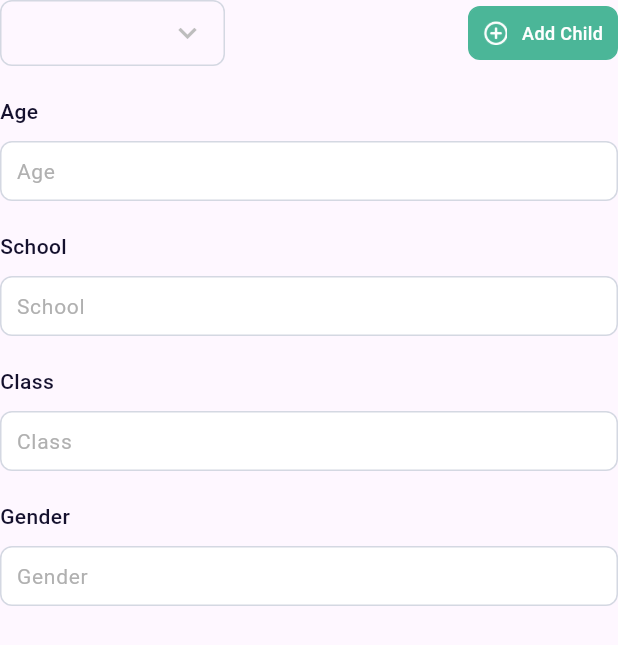
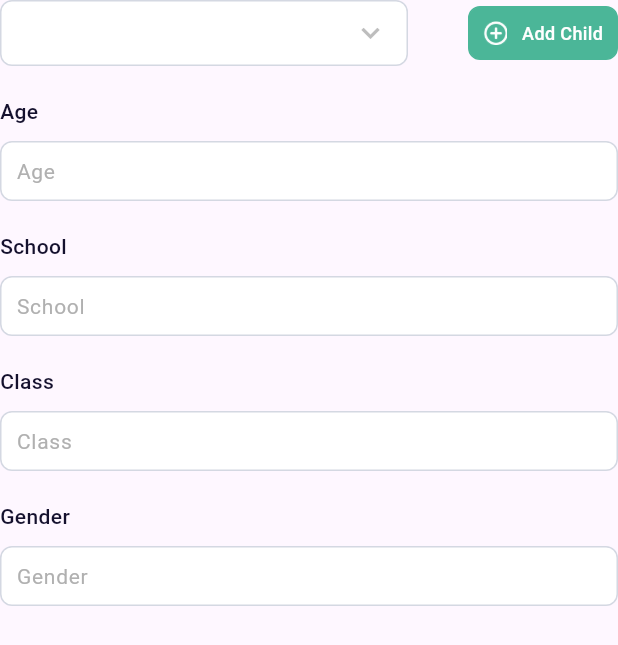
Before and after one commit to usamashoaib786/ustaad, a Flutter app: the ChildDetails widget shown alone on an empty page, opened directly with empty values, on a phone screen of 412 x 824 dp. Shown: the top 645 px of the screen. Run offline on Flutter 3.47's test engine with Material 3 defaults, Android fonts, the phone set to English and light mode, and no system bars; drawn by our look-alikes of dropdown_button2; our stand-ins replace country_picker, dio, file_picker, fl_chart, fluttertoast, geocoding and 7 more; missing offline and left inert: password_strength_indicator, phone_form_field; accounts and stored records are empty; network calls fail; Roboto replaces fonts that are missing (Montserrat).

Commit message:
Add Child in Parent Profile

```diff
--- a/lib/Screens/Chats/single_chat_tutor.dart
+++ b/lib/Screens/Chats/single_chat_tutor.dart
@@ -5,7 +5,7 @@ import 'package:ustaad/Helpers/app_theme.dart';
 import 'package:ustaad/Helpers/screen_size.dart';
 import 'package:ustaad/Screens/Chats/chat_modet.dart';
 
-class SingleTutorChatScreen extends StatelessWidget {
+class SingleChatScreen extends StatelessWidget {
   final List<ChatMessage> messages = [
     ChatMessage(text: "Hello! Jhon abraham", time: "09:25 AM", isMe: true),
     ChatMessage(text: "Hello ! Nazrul How are you?", time: "09:25 AM"),
@@ -15,7 +15,7 @@ class SingleTutorChatScreen extends StatelessWidget {
     ChatMessage(text: "", time: "09:25 AM", isMe: true, isVoice: true),
   ];
 
-  SingleTutorChatScreen({super.key});
+  SingleChatScreen({super.key});
 
   @override
   Widget build(BuildContext context) {
--- a/lib/Screens/Parents Screens/Parent Profile/child_detail.dart
+++ b/lib/Screens/Parents Screens/Parent Profile/child_detail.dart
@@ -1,3 +1,4 @@
+import 'package:dropdown_button2/dropdown_button2.dart';
 import 'package:flutter/material.dart';
 import 'package:provider/provider.dart';
 import 'package:ustaad/Helpers/app_button.dart';
@@ -24,10 +25,7 @@ class _ChildDetailsState extends State<ChildDetails> {
   @override
   void initState() {
     super.initState();
-    Future.microtask(() {
-      Provider.of<ParentProfileProvider>(context, listen: false)
-          .fetchChildren();
-    });
+
   }
 
   void populateFields(Child child) {
@@ -57,42 +55,58 @@ class _ChildDetailsState extends State<ChildDetails> {
           Row(
             mainAxisAlignment: MainAxisAlignment.spaceBetween,
             children: [
-              Container(
-                width: 150,
+              Expanded(
+                child: Container(
                   height: 44,
-                padding: const EdgeInsets.symmetric(
-                  horizontal: 12,
+                  decoration: BoxDecoration(
+                    border: Border.all(color: const Color(0xffD4D8E2)),
+                    borderRadius: BorderRadius.circular(8),
+                    color: Colors.white,
                   ),
+                  child: DropdownButtonHideUnderline(
+                    child: DropdownButton2<Child>(
+                      value: provider.selectedChild,
+                      isExpanded: true,
+                      dropdownStyleData: DropdownStyleData(
                         decoration: BoxDecoration(
-                  border: Border.all(color: Color(0xffD4D8E2)),
-                  borderRadius: BorderRadius.circular(8),
+                          borderRadius: BorderRadius.circular(5),
+                          color: Colors.white,
                         ),
-                child: Center(
-                  child: DropdownButtonFormField<Child>(
-                    value: provider.selectedChild,
-                    icon: const Icon(Icons.keyboard_arrow_down),
-                    decoration: InputDecoration.collapsed(
-                      hintText: '',
                       ),
-                    isExpanded: true,
+                      onChanged: (Child? value) {
+                        if (value != null) {
+                          provider.selectChild(value);
+                        }
+                      },
                       items: provider.children.map((child) {
                         return DropdownMenuItem<Child>(
                           value: child,
                           child: Text(
                             child.name,
+                            overflow: TextOverflow.ellipsis,
+                            maxLines: 1,
                             style: const TextStyle(
-                              fontWeight: FontWeight.w500, fontSize: 16),
+                              fontSize: 16,
+                              fontWeight: FontWeight.w500,
+                            ),
                           ),
                         );
                       }).toList(),
-                    onChanged: (Child? value) {
-                      if (value != null) {
-                        provider.selectChild(value);
-                      }
-                    },
+                      buttonStyleData: const ButtonStyleData(
+                        padding: EdgeInsets.symmetric(horizontal: 12),
+                        height: 44,
+                      ),
+                      iconStyleData: const IconStyleData(
+                        icon: Icon(Icons.keyboard_arrow_down),
+                      ),
+                      menuItemStyleData: const MenuItemStyleData(
+                        padding: EdgeInsets.symmetric(horizontal: 12),
                       ),
                     ),
                   ),
+                ),
+              ),
+              SizedBox(width: 40,),
               Align(
                   alignment: Alignment.centerRight,
                   child: AppButton.appButton(
@@ -130,6 +144,7 @@ class _ChildDetailsState extends State<ChildDetails> {
           customLableField(lable: "Class", controller: _gradeController),
           const SizedBox(height: 20),
           customLableField(lable: "Gender", controller: _genderController),
+          const SizedBox(height: 20),
         ],
       ),
     );
--- a/lib/config/dio/dio.dart
+++ b/lib/config/dio/dio.dart
@@ -21,7 +21,7 @@ class AppDio {
   init() {
     _dio = Dio();
     if (!customRequest) {
-      _dio.interceptors.add(AppDioInterceptor(context));
+      _dio.interceptors.add(AppDioInterceptor());
     }
     initialize = true;
   }
--- /dev/null
+++ b/lib/config/keys/global.dart
@@ -0,0 +1,3 @@
+import 'package:flutter/material.dart';
+
+final GlobalKey<NavigatorState> navigatorKey = GlobalKey<NavigatorState>();
--- a/lib/main.dart
+++ b/lib/main.dart
@@ -10,6 +10,7 @@ import 'package:ustaad/Providers/tutor_about_provider.dart';
 import 'package:ustaad/Providers/tutor_education_provider.dart';
 import 'package:ustaad/Providers/tutor_exp_provider.dart';
 import 'package:ustaad/Providers/tutor_veirfy_provider.dart';
+import 'package:ustaad/config/keys/global.dart';
 import 'package:ustaad/splash_screen.dart';
 
 Future<void> main() async {
@@ -46,6 +47,7 @@ class MyApp extends StatelessWidget {
         ChangeNotifierProvider(create: (_) => ParentProfileProvider(context)),
       ],
       child: MaterialApp(
+        navigatorKey: navigatorKey,
         debugShowCheckedModeBanner: false,
         theme: ThemeData(
           appBarTheme: const AppBarTheme(
--- a/pubspec.yaml
+++ b/pubspec.yaml
@@ -61,6 +61,7 @@ dependencies:
   geolocator: ^14.0.2
   geocoding: ^4.0.0
   permission_handler: ^12.0.1
+  dropdown_button2: ^2.3.9
 dev_dependencies:
   flutter_test:
     sdk: flutter
```
Also changed, not shown: lib/Providers/parent_profile_provider.dart (+46 -5 lines), lib/Screens/BottomNavBar/bottom_bar.dart (+3 -4 lines), lib/Screens/Chats/chat.dart (renamed from lib/Screens/Chats/tutor_chat.dart, +6 -6 lines), lib/Screens/Parents Screens/Parent Profile/add_child_sheet.dart (+67 -8 lines), lib/Screens/Parents Screens/Parent Profile/parent_profile.dart (+9 -1 lines), lib/Screens/Teacher Screens/Profile/tutor_profile.dart (+11 -0 lines), lib/config/dio/interceptor.dart (+28 -17 lines), pubspec.lock. Lines whose indentation alone changed are shown as unchanged.
